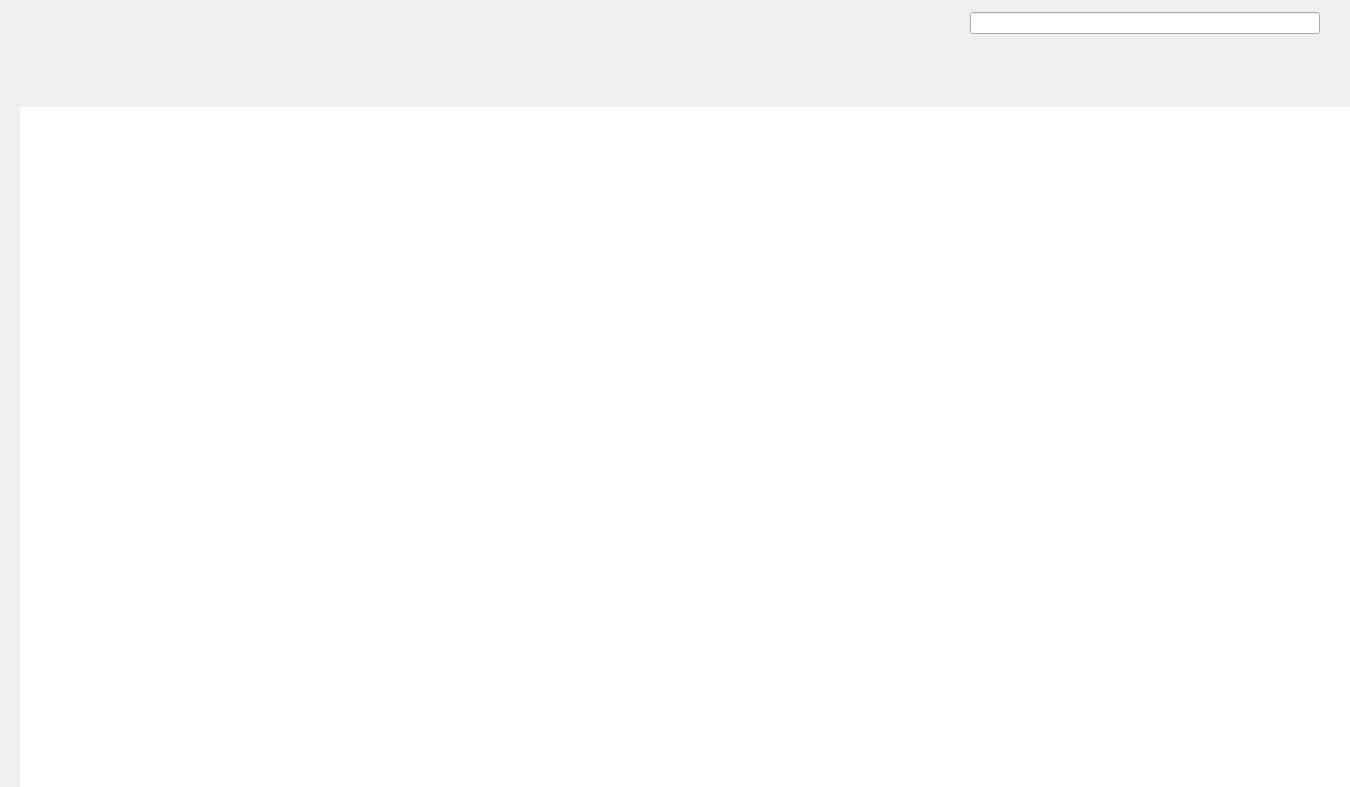
Above: client/BiliVideoPlayerSystem/homepagewidget.ui from shilinnull/BiliVideoPlayer before the change. Below: the same form after it.
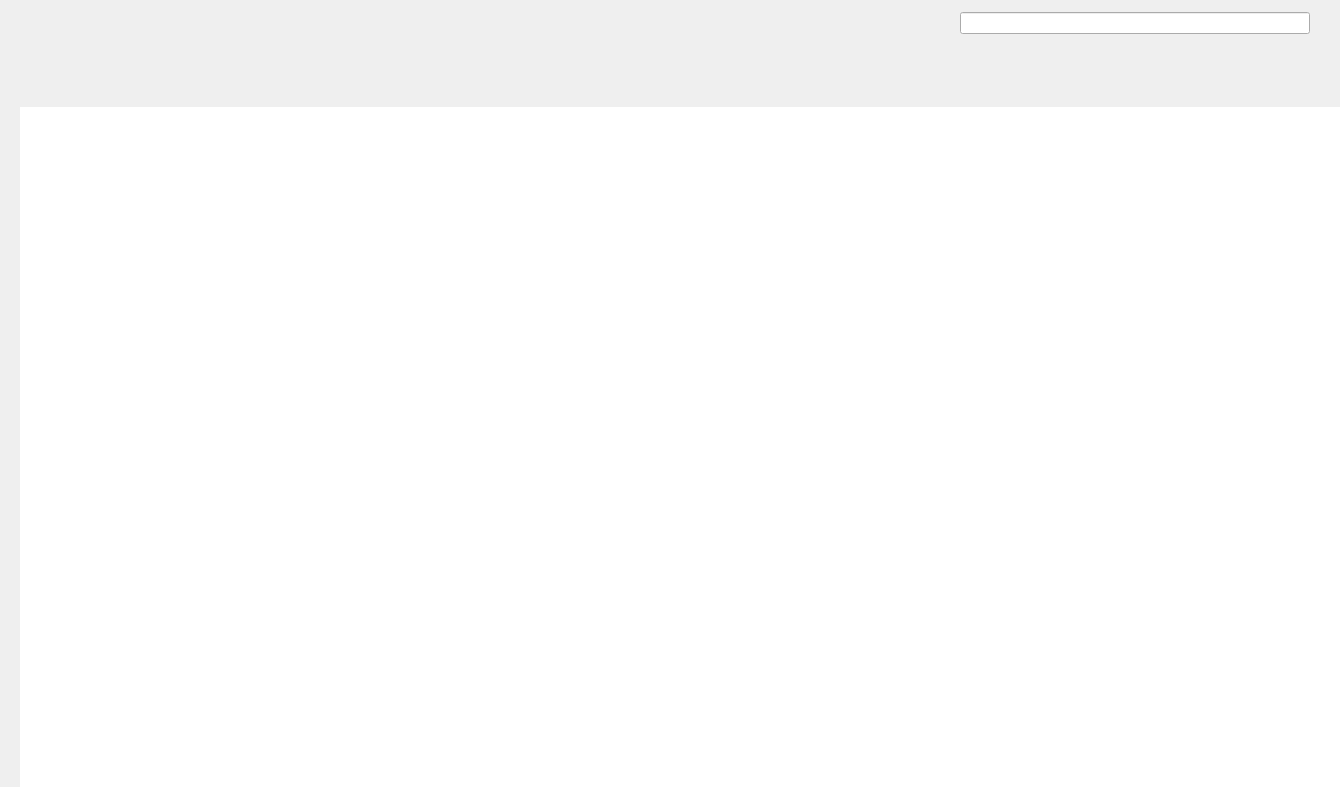
That is the form after the change. Custom widgets are drawn as their Qt base class.

What changed in the file:
```diff
--- a/client/BiliVideoPlayerSystem/homepagewidget.ui
+++ b/client/BiliVideoPlayerSystem/homepagewidget.ui
@@ -6,7 +6,7 @@
    <rect>
     <x>0</x>
     <y>0</y>
-    <width>1350</width>
+    <width>1340</width>
     <height>787</height>
    </rect>
   </property>
@@ -323,7 +323,7 @@
           <rect>
            <x>0</x>
            <y>0</y>
-           <width>1330</width>
+           <width>1320</width>
            <height>680</height>
           </rect>
          </property>
```
Left out of the diff: 6 changed lines with no effect on the pictures.
